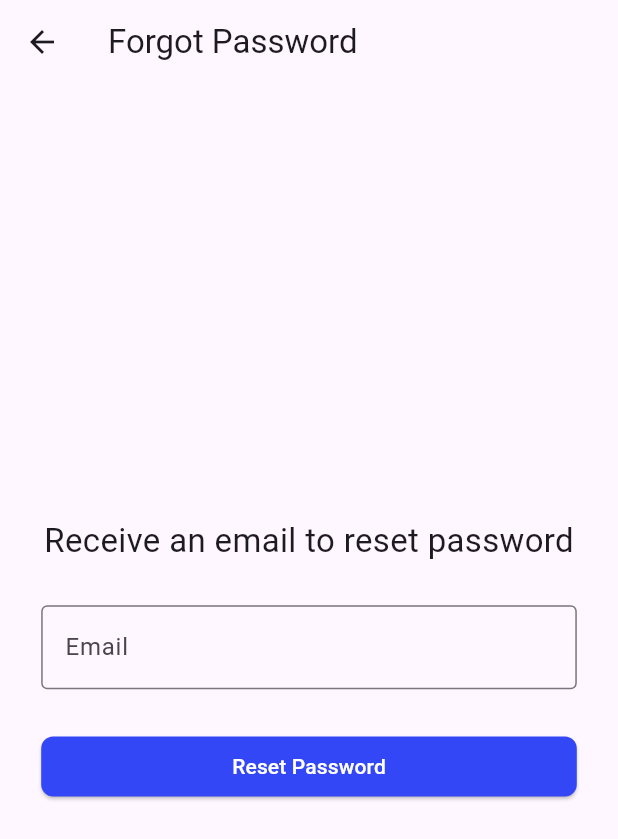
After one commit to DacarsAzR43L/E-LIGTAS-RESIDENT-NEW, a Flutter app: the screen it shows after launch, after a tap on "Forgot Password?", on a phone screen of 412 x 824 dp. The commit adds this screen. Shown: the top 839 px of the screen. Run offline on Flutter 3.47's test engine with Material 3 defaults, Android fonts, the phone set to English and light mode, and no system bars; our stand-ins replace awesome_dialog, card_swiper, connectivity_plus, dio, dotted_border, firebase_auth and 12 more; missing offline and left inert: cached_memory_image; accounts and stored records are empty; project files that could hold a hidden picture were left out.

Commit message:
first commit

```diff
--- a/lib/main.dart
+++ b/lib/main.dart
@@ -4,6 +4,7 @@ import 'package:eligtas_resident/CustomDialog/RegisterSucessDialog.dart';
 import 'package:eligtas_resident/CustomDialog/RequestSuccessDialog.dart';
 import 'package:eligtas_resident/CustomDialog/SetUpSuccessDialog.dart';
 import 'package:eligtas_resident/page/Edit_Profile.dart';
+import 'package:eligtas_resident/page/ForgotPassword.dart';
 import 'package:eligtas_resident/page/History.dart';
 import 'package:eligtas_resident/page/Home.dart';
 import 'package:eligtas_resident/page/Navigation_Pages/Request_Page.dart';
@@ -82,7 +83,7 @@ class _MyAppState extends State<MyApp> {
             debugShowCheckedModeBanner: false,
             title: 'Title',
             theme: ThemeData(primarySwatch: Colors.blue),
-              home: isviewed != 0 ? OnBoardingPage()  : isLoggedIn ==true ? HomeScreen(uid: uid) : FutureBuilder(
+              home: LoginPage(), /*isviewed != 0 ? OnBoardingPage()  : isLoggedIn ==true ? HomeScreen(uid: uid) : FutureBuilder(
                   future: checkUserVerification(), builder: (context, snapshot){
 
     if (snapshot.hasError || snapshot.data == false) {
@@ -91,7 +92,7 @@ class _MyAppState extends State<MyApp> {
     } else {
     // User is logged in and email is verified.
     return HomeScreen(uid: uid,);
-    }})
+    }})*/
           );
         }
 
--- /dev/null
+++ b/lib/page/ForgotPassword.dart
@@ -0,0 +1,129 @@
+import 'package:connectivity_plus/connectivity_plus.dart';
+import 'package:flutter/material.dart';
+import 'package:firebase_auth/firebase_auth.dart';
+import 'package:flutter_native_splash/flutter_native_splash.dart';
+import 'package:sizer/sizer.dart';
+
+import 'login_page.dart';
+
+class ForgotPasswordScreen extends StatefulWidget {
+  @override
+  _ForgotPasswordScreenState createState() => _ForgotPasswordScreenState();
+}
+
+class _ForgotPasswordScreenState extends State<ForgotPasswordScreen> {
+  final FirebaseAuth _auth = FirebaseAuth.instance;
+
+  TextEditingController _emailController = TextEditingController();
+
+  @override
+  void initState() {
+    super.initState();
+    initialization();
+  }
+
+  void initialization() async {
+    print('ready in 3...');
+    await Future.delayed(const Duration(seconds: 1));
+    print('ready in 2...');
+    await Future.delayed(const Duration(seconds: 1));
+    print('ready in 1...');
+    await Future.delayed(const Duration(seconds: 1));
+    print('go!');
+    FlutterNativeSplash.remove();
+  }
+
+  @override
+  Widget build(BuildContext context) {
+    return Sizer(
+      builder: (context, orientation, deviceType) {
+        return Scaffold(
+          appBar: AppBar(
+            title: Text('Forgot Password'),
+          ),
+          body: Center(
+            child: Padding(
+              padding: EdgeInsets.all(20.0.sp),
+              child: Column(
+                mainAxisAlignment: MainAxisAlignment.center,
+                children: [
+                  Text(
+                    'Receive an email to reset password',
+                    style: TextStyle(fontSize: 16.0.sp),
+                  ),
+                  SizedBox(height: 20.0.sp),
+                  TextFormField(
+                    controller: _emailController,
+                    keyboardType: TextInputType.emailAddress,
+                    decoration: InputDecoration(
+                      labelText: 'Email',
+                      border: OutlineInputBorder(),
+                    ),
+                  ),
+                  SizedBox(height: 20.0.sp),
+                  SizedBox(
+                    width: double.infinity,
+                    child: ElevatedButton(
+                      onPressed: () async {
+                        await _resetPassword();
+                      },
+                      style: ElevatedButton.styleFrom(
+                        primary: Color.fromRGBO(51, 71, 246, 1),
+                        shape: RoundedRectangleBorder(
+                          borderRadius: BorderRadius.circular(8.0), // Adjust the radius as needed
+                        ),
+                      ),
+                      child: Text('Reset Password',
+                        style: TextStyle(
+                          color: Colors.white,
+                        ),
+                      ),
+                    ),
+                  ),
+                ],
+              ),
+            ),
+          ),
+        );
+      },
+    );
+  }
+
+  Future<void> _resetPassword() async {
+    // Check for internet connectivity
+    var connectivityResult = await Connectivity().checkConnectivity();
+    if (connectivityResult == ConnectivityResult.none) {
+      // No internet connection
+      ScaffoldMessenger.of(context).showSnackBar(
+        SnackBar(
+          content: Text('No internet connection'),
+        ),
+      );
+      return;
+    }
+
+    try {
+      await _auth.sendPasswordResetEmail(email: _emailController.text);
+      // Show success message
+      ScaffoldMessenger.of(context).showSnackBar(
+        SnackBar(
+          content: Text('Password reset email sent successfully'),
+        ),
+      );
+
+      // Navigate back to LoginPage
+      Navigator.pushAndRemoveUntil(
+        context,
+        MaterialPageRoute(builder: (context) => LoginPage()),
+            (Route<dynamic> route) => false,
+      );
+    } catch (error) {
+      // Handle errors, e.g., user not found or invalid email
+      ScaffoldMessenger.of(context).showSnackBar(
+        SnackBar(
+          content: Text('Error: $error'),
+        ),
+      );
+    }
+  }
+}
--- a/lib/page/login_page.dart
+++ b/lib/page/login_page.dart
@@ -9,6 +9,8 @@ import 'package:flutter_native_splash/flutter_native_splash.dart';
 import 'package:shared_preferences/shared_preferences.dart';
 import 'package:sizer/sizer.dart';
 import 'package:eligtas_resident/CustomDialog/LoginSuccessDialog.dart';
+
+import 'ForgotPassword.dart';
 
 class LoginPage extends StatefulWidget {
   @override
@@ -266,6 +268,29 @@ class _LoginPageState extends State<LoginPage> {
                   ),
                 ),
               ),
+              SizedBox(height: 1.0.h),
+              Padding(
+                padding: EdgeInsets.only(left: 5.w),
+                child: Row(
+                  mainAxisAlignment: MainAxisAlignment.start,
+                  crossAxisAlignment: CrossAxisAlignment.start,
+                  children:[
+                    InkWell(
+                    onTap: () {
+                      Navigator.push(
+                        context,
+                        MaterialPageRoute(builder: (context) => ForgotPasswordScreen()),
+                      );
+                    },
+                    child: Text(
+                      'Forgot Password?',
+                      style: TextStyle(
+                        color: Colors.blue,
+                      ),
+                    ),
+                  ),],
+                ),
+              ),
               SizedBox(height: 3.h,),
               Column(
                 crossAxisAlignment: CrossAxisAlignment.center,
--- a/lib/page/verify_page.dart
+++ b/lib/page/verify_page.dart
@@ -12,6 +12,7 @@ class VerifyScreen extends StatefulWidget {
   @override
   State<VerifyScreen> createState() => _VerifyScreenState();
 }
+
 
 class _VerifyScreenState extends State<VerifyScreen> {
   int minutes = 0;
@@ -128,8 +129,8 @@ class _VerifyScreenState extends State<VerifyScreen> {
               onWillPop: () async {
                 return false;
               },
-              child: Container(
-                margin: EdgeInsets.all(5.0.w),
+              child: Padding(
+                padding: EdgeInsets.all(2.w),
                 child: Column(
                   children: [
                     Center(
--- a/pubspec.yaml
+++ b/pubspec.yaml
@@ -64,7 +64,7 @@ dependencies:
   card_swiper: ^3.0.1
   flutter_image_compress: ^2.1.0
   cached_memory_image: "^1.2.1"
-
+  shimmer: ^3.0.0
 
 dev_dependencies:
   flutter_test:
--- a/splash.yaml
+++ b/splash.yaml
@@ -3,8 +3,8 @@ flutter_native_splash:
   image: "Assets/e-ligtas.png"
   #background-image: "Assets/splash.png"
   color_dark: "#081B29"
-  background_image_dark: "Assets/e-ligtas.png"
-  image_dark: "Assets/e-ligtas.png"
+  background_image_dark: "Assets/splash_dark.png"
+  image_dark: "Assets/splash_dark.png"
   android_gravity: center
 
 
@@ -13,7 +13,7 @@ flutter_native_splash:
     image: "Assets/e-ligtas.png"
     #background-image: "Assets/splash.png"
     color_dark: "#081B29"
-    background_image_dark: "Assets/e-ligtas.png"
+    background_image_dark: "Assets/splash_dark.png"
     image_dark: "Assets/splash_dark.png"
     android_gravity: center
 
```
Also changed, not shown: lib/page/History.dart (+132 -18 lines), lib/page/Home.dart (+1 -6 lines), lib/page/Navigation_Pages/Guidelines_Page.dart (+62 -50 lines), lib/page/Navigation_Pages/Hotlines_Page.dart (+57 -27 lines), lib/page/Navigation_Pages/Request_Page.dart (+1 -7 lines), pubspec.lock, 8 other files.
